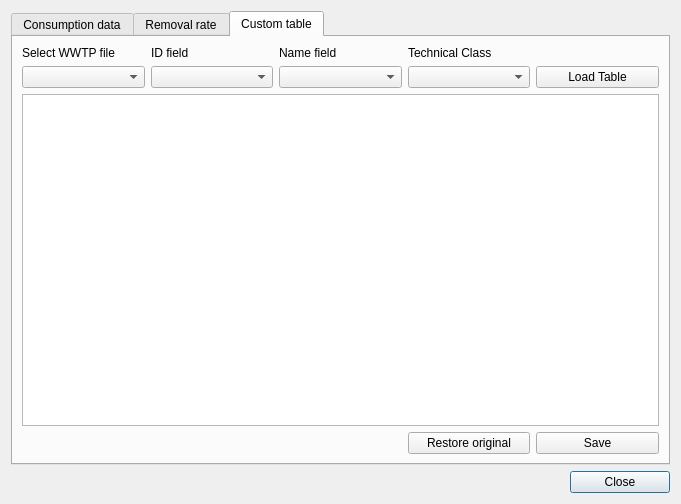
This is consumption_selection_dialog_base.ui in cridrive66/APRIORA as Qt 5 draws it before an edit. The edited form follows.
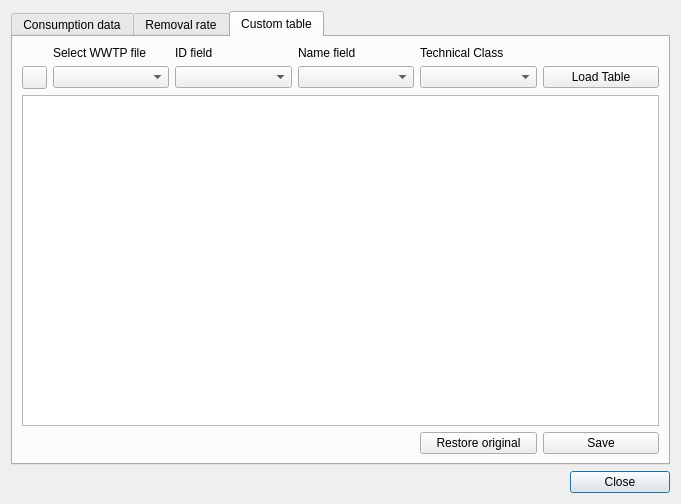
This is the edited form. The open tabs and pages were chosen to show the change.

Commit message:
reloading layers
Bug fixed about "Custom table" that was not displaying the correct layers. Added a reload button to refresh the layers.

What changed in the file:
```diff
--- a/consumption_selection_dialog_base.ui
+++ b/consumption_selection_dialog_base.ui
@@ -342,28 +342,21 @@
        <string>Custom table</string>
       </attribute>
       <layout class="QGridLayout" name="gridLayout_3">
-       <item row="0" column="0">
-        <widget class="QLabel" name="label_7">
-         <property name="text">
-          <string>Select WWTP file</string>
-         </property>
-        </widget>
-       </item>
-       <item row="0" column="1">
+       <item row="0" column="2">
         <widget class="QLabel" name="label_8">
          <property name="text">
           <string>ID field</string>
          </property>
         </widget>
        </item>
-       <item row="0" column="2">
+       <item row="0" column="3">
         <widget class="QLabel" name="label_9">
          <property name="text">
           <string>Name field</string>
          </property>
         </widget>
        </item>
-       <item row="0" column="3">
+       <item row="0" column="4">
         <widget class="QLabel" name="label_10">
          <property name="text">
           <string>Technical Class</string>
@@ -371,41 +364,76 @@
         </widget>
        </item>
        <item row="1" column="0">
-        <widget class="QComboBox" name="WWTPcomboBox"/>
+        <widget class="QPushButton" name="reloadButton_3">
+         <property name="sizePolicy">
+          <sizepolicy hsizetype="Minimum" vsizetype="Fixed">
+           <horstretch>0</horstretch>
+           <verstretch>0</verstretch>
+          </sizepolicy>
+         </property>
+         <property name="minimumSize">
+          <size>
+           <width>25</width>
+           <height>23</height>
+          </size>
+         </property>
+         <property name="maximumSize">
+          <size>
+           <width>25</width>
+           <height>23</height>
+          </size>
+         </property>
+         <property name="toolTip">
+          <string>Refresh layers</string>
+         </property>
+         <property name="text">
+          <string/>
+         </property>
+        </widget>
        </item>
        <item row="1" column="1">
-        <widget class="QComboBox" name="IDcomboBox"/>
+        <widget class="QComboBox" name="WWTPcomboBox"/>
        </item>
        <item row="1" column="2">
-        <widget class="QComboBox" name="NamecomboBox"/>
+        <widget class="QComboBox" name="IDcomboBox"/>
        </item>
        <item row="1" column="3">
-        <widget class="QComboBox" name="TCcomboBox"/>
+        <widget class="QComboBox" name="NamecomboBox"/>
        </item>
        <item row="1" column="4">
+        <widget class="QComboBox" name="TCcomboBox"/>
+       </item>
+       <item row="1" column="5">
         <widget class="QPushButton" name="loadButton">
          <property name="text">
           <string>Load Table</string>
          </property>
         </widget>
        </item>
-       <item row="2" column="0" colspan="5">
+       <item row="2" column="0" colspan="6">
         <widget class="QTableView" name="wwtpTableView"/>
        </item>
-       <item row="3" column="3">
-        <widget class="QPushButton" name="restoreButton_3">
-         <property name="text">
-          <string>Restore original</string>
-         </property>
-        </widget>
-       </item>
        <item row="3" column="4">
+        <widget class="QPushButton" name="restoreButton_3">
+         <property name="text">
+          <string>Restore original</string>
+         </property>
+        </widget>
+       </item>
+       <item row="3" column="5">
         <widget class="QPushButton" name="saveButton">
          <property name="text">
           <string>Save</string>
          </property>
         </widget>
        </item>
+       <item row="0" column="1">
+        <widget class="QLabel" name="label_7">
+         <property name="text">
+          <string>Select WWTP file</string>
+         </property>
+        </widget>
+       </item>
       </layout>
      </widget>
     </widget>
```
Left out of the diff: 21 changed lines with no effect on the pictures. The commit also changes 1 other file.
